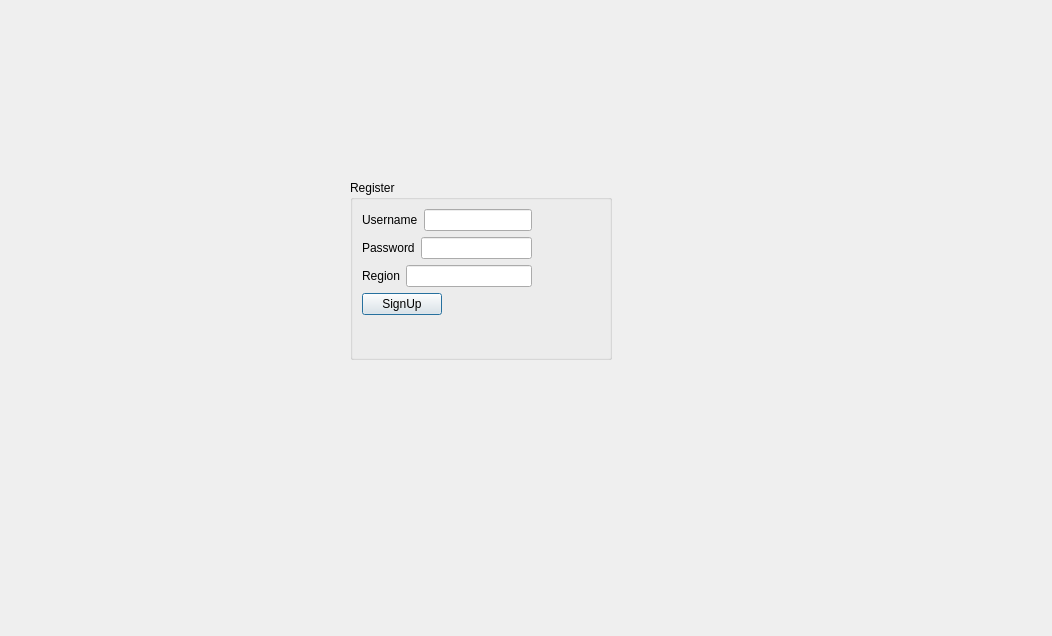
Before: the Qt Designer form modules/UI/src/dialog.ui in PerryVrajnitorincul26/proiectMCPP, drawn with Qt 5.
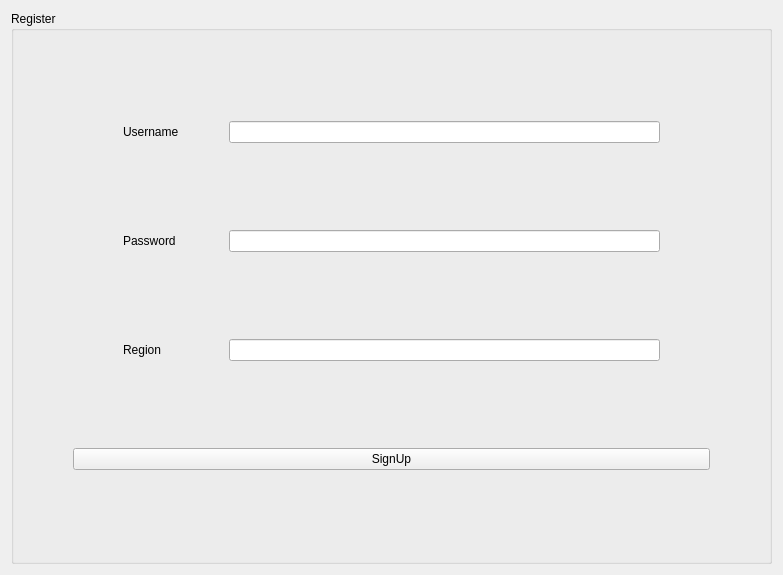
After: the same form once the commit is applied.

Commit message: Converted singup class (dialoh.h/cpp) too Qwidget so it could be used without necesarily creating another window. Also fixed pathin moviedetails.cpp that wouldn't work on Linux.

Diff of the .ui file:
```diff
--- a/modules/UI/src/dialog.ui
+++ b/modules/UI/src/dialog.ui
@@ -1,37 +1,55 @@
 <?xml version="1.0" encoding="UTF-8"?>
 <ui version="4.0">
  <class>Dialog</class>
- <widget class="QDialog" name="Dialog">
+ <widget class="QWidget" name="Dialog">
   <property name="geometry">
    <rect>
     <x>0</x>
     <y>0</y>
-    <width>1052</width>
-    <height>636</height>
+    <width>783</width>
+    <height>575</height>
    </rect>
   </property>
   <property name="windowTitle">
    <string>Dialog</string>
   </property>
+  <layout class="QGridLayout" name="gridLayout">
+   <item row="0" column="0">
   <widget class="QGroupBox" name="groupBox">
-   <property name="geometry">
-    <rect>
-     <x>350</x>
-     <y>180</y>
-     <width>262</width>
-     <height>180</height>
-    </rect>
+     <property name="sizePolicy">
+      <sizepolicy hsizetype="Preferred" vsizetype="Preferred">
+       <horstretch>0</horstretch>
+       <verstretch>0</verstretch>
+      </sizepolicy>
    </property>
    <property name="title">
     <string>Register</string>
    </property>
-   <layout class="QFormLayout" name="formLayout">
-    <item row="0" column="0">
+     <layout class="QHBoxLayout" name="horizontalLayout_4">
+      <item>
      <layout class="QVBoxLayout" name="verticalLayout">
+        <property name="leftMargin">
+         <number>50</number>
+        </property>
+        <property name="rightMargin">
+         <number>50</number>
+        </property>
       <item>
        <layout class="QHBoxLayout" name="horizontalLayout">
+          <property name="leftMargin">
+           <number>50</number>
+          </property>
+          <property name="rightMargin">
+           <number>50</number>
+          </property>
         <item>
          <widget class="QLabel" name="label_Username">
+            <property name="minimumSize">
+             <size>
+              <width>100</width>
+              <height>0</height>
+             </size>
+            </property>
           <property name="text">
            <string>Username</string>
           </property>
@@ -44,8 +62,20 @@
       </item>
       <item>
        <layout class="QHBoxLayout" name="horizontalLayout_3">
+          <property name="leftMargin">
+           <number>50</number>
+          </property>
+          <property name="rightMargin">
+           <number>50</number>
+          </property>
         <item>
          <widget class="QLabel" name="label_Password">
+            <property name="minimumSize">
+             <size>
+              <width>100</width>
+              <height>0</height>
+             </size>
+            </property>
           <property name="text">
            <string>Password</string>
           </property>
@@ -58,8 +88,20 @@
       </item>
       <item>
        <layout class="QHBoxLayout" name="horizontalLayout_2">
+          <property name="leftMargin">
+           <number>50</number>
+          </property>
+          <property name="rightMargin">
+           <number>50</number>
+          </property>
         <item>
          <widget class="QLabel" name="label_Region">
+            <property name="minimumSize">
+             <size>
+              <width>100</width>
+              <height>0</height>
+             </size>
+            </property>
           <property name="text">
            <string>Region</string>
           </property>
@@ -70,9 +112,7 @@
         </item>
        </layout>
       </item>
-     </layout>
-    </item>
-    <item row="1" column="0">
+        <item>
      <widget class="QPushButton" name="pushButton_SignUp">
       <property name="text">
        <string>SignUp</string>
@@ -80,7 +120,11 @@
      </widget>
     </item>
    </layout>
-  </widget>
+      </item>
+     </layout>
+    </widget>
+   </item>
+  </layout>
  </widget>
  <resources/>
  <connections/>
```
Lines whose indentation alone changed are shown as unchanged. The commit also changes 4 other files.
